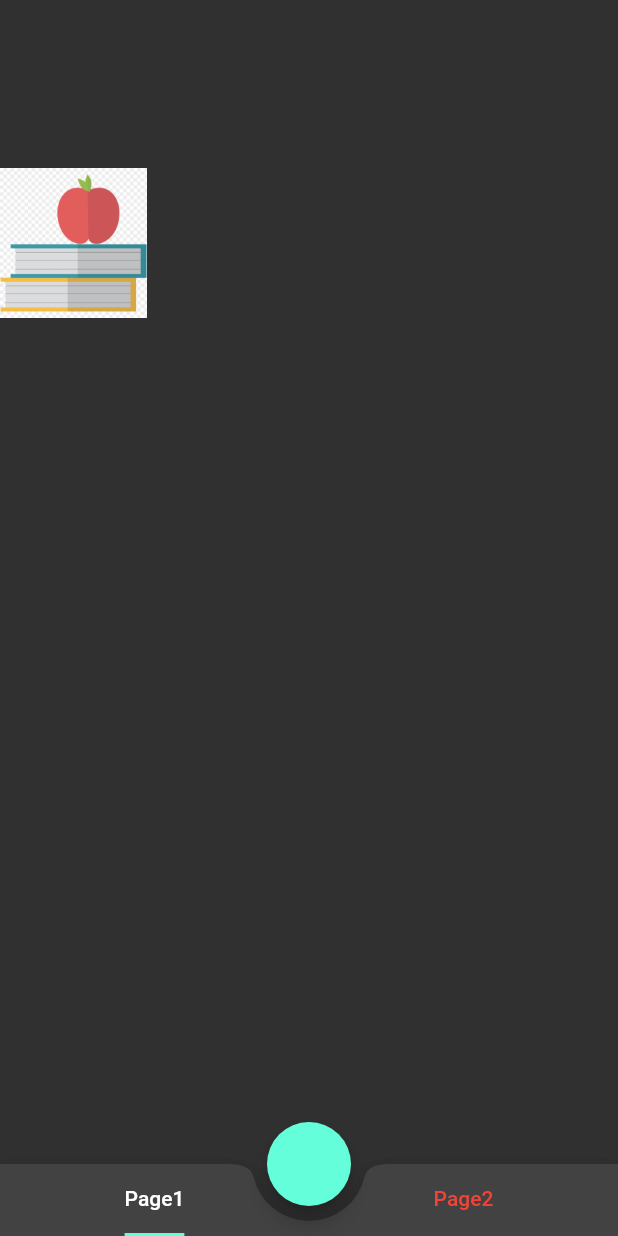
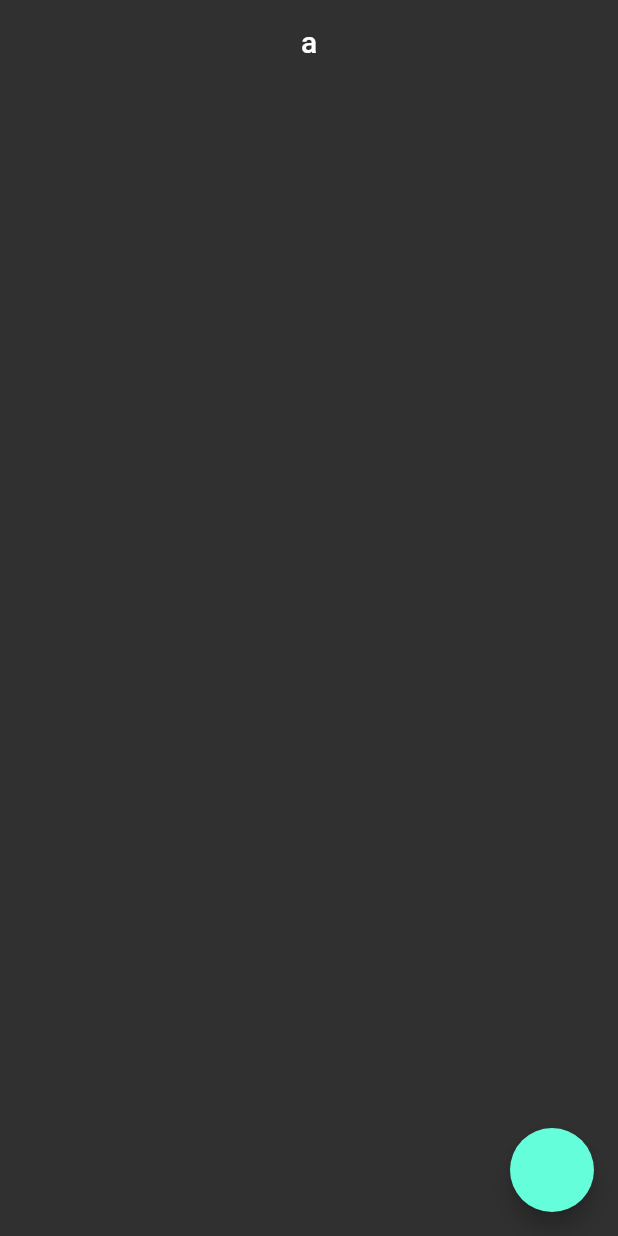
Before and after one commit to bilalcinal/FlutterTrial, a Flutter app: the screen it shows after launch, on a phone screen of 412 x 824 dp. Run offline on Flutter 3.47's test engine with Material 2 defaults, Android fonts, the light colour scheme and no system bars.

Commit message:
model_learn

```diff
--- a/lib/202/model_learn.dart
+++ b/lib/202/model_learn.dart
@@ -0,0 +1,78 @@
+// ignore_for_file: public_member_api_docs, sort_constructors_first
+class PostModel {
+  int? userId;
+  int? id;
+  String? title;
+  String? body;
+}
+
+class PostModel2 {
+  int userId;
+  int id;
+  String title;
+  String body;
+
+  PostModel2(this.userId, this.id, this.title, this.body);
+}
+
+class PostModel3 {
+  final int userId;
+  final int id;
+  final String title;
+  final String body;
+
+  PostModel3(this.userId, this.id, this.title, this.body);
+}
+
+class PostModel4 {
+  final int userId;
+  final int id;
+  final String title;
+  final String body;
+  PostModel4({
+    required this.userId,
+    required this.id,
+    required this.title,
+    required this.body,
+  });
+}
+
+class PostModel5 {
+  final int _userId;
+  final int _id;
+  final String _title;
+  final String _body;
+
+  PostModel5(
+      {required int userId,
+      required int id,
+      required String title,
+      required String body})
+      : _userId = userId,
+        _id = id,
+        _title = title,
+        _body = body;
+}
+
+class PostModel6 {
+  final int? userId;
+  final int? id;
+  final String? title;
+  final String? body;
+
+  PostModel6({this.userId, this.id, this.title, this.body});
+
+  PostModel6 copyWith({
+    int? userId,
+    int? id,
+    String? title,
+    String? body,
+  }) {
+    return PostModel6(
+      userId: userId ?? this.userId,
+      id: id ?? this.id,
+      title: title ?? this.title,
+      body: body ?? this.body,
+    );
+  }
+}
--- /dev/null
+++ b/lib/202/model_learn_view.dart
@@ -0,0 +1,48 @@
+import 'package:firstproject/202/model_learn.dart';
+import 'package:flutter/material.dart';
+
+class ModelLearnView extends StatefulWidget {
+  const ModelLearnView({super.key});
+
+  @override
+  State<ModelLearnView> createState() => _ModelLearnViewState();
+}
+
+class _ModelLearnViewState extends State<ModelLearnView> {
+  var user7 = PostModel6(body: 'a');
+
+  @override
+  void initState() {
+    super.initState();
+    final user1 = PostModel()
+      ..id = 1
+      ..body = 'vb';
+    user1.title = 'Bilal';
+
+    final user2 = PostModel2(1, 2, 'lele', 'lele');
+    user2.body = 'b';
+
+    final user3 = PostModel3(3, 4, 'yu', 'body');
+
+    final user4 = PostModel4(userId: 2, id: 4, title: 'title', body: 'body');
+
+    final user5 = PostModel5(userId: 4, id: 7, title: 'title', body: 'body');
+
+    // service için en iyisi
+    final user6 = PostModel6(body: 'a');
+  }
+
+  @override
+  Widget build(BuildContext context) {
+    return Scaffold(
+      floatingActionButton: FloatingActionButton(onPressed: () {
+        setState(() {
+          user7 = user7.copyWith(title: 'vb');
+        });
+      }),
+      appBar: AppBar(
+        title: Text(user7.body ?? 'data yok'),
+      ),
+    );
+  }
+}
--- a/lib/main.dart
+++ b/lib/main.dart
@@ -5,6 +5,7 @@ import "package:flutter/services.dart";
 
 import '101/list_view_learn.dart';
 import '101/navigation_learn.dart';
+import '202/model_learn_view.dart';
 import '202/tab_learn.dart';
 import 'demos/color_demos_view.dart';
 import 'demos/color_lifecycle_view.dart';
@@ -41,7 +42,7 @@ class MyApp extends StatelessWidget {
             backgroundColor: Colors.transparent,
             elevation: 0,
           )),
-      home: const TablearnView(),
+      home: const ModelLearnView(),
     );
   }
 }
```
